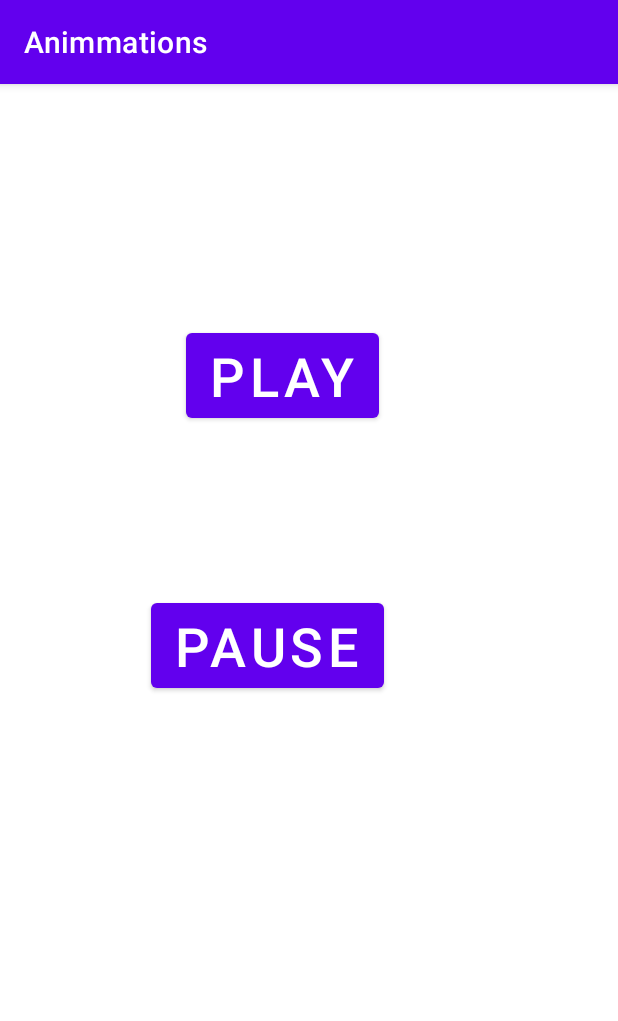
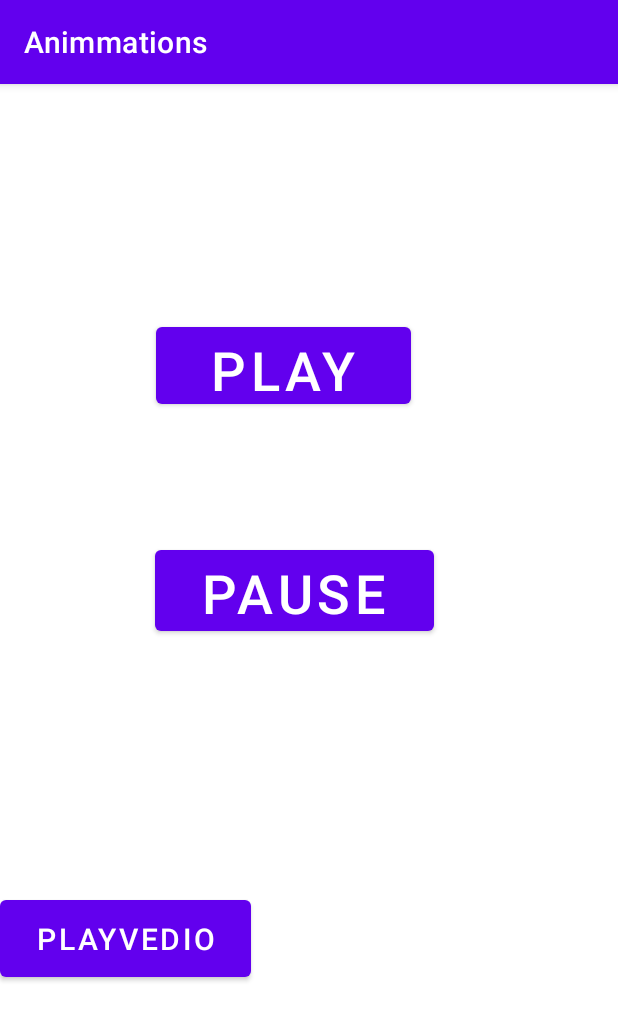
Before and after one commit to Javeria-123/20210224, an Android app: the screen it shows after launch (Audio), on a phone screen of 412 x 824 dp. Shown: the top 1021 px of the screen. Run offline under Robolectric (Android 15) with nearby library versions, the phone set to English and light mode, and no system bars.

Commit message:
moving activity from audio to video

```diff
--- a/Animmations/app/src/main/java/com/example/animmations/Audio.java
+++ b/Animmations/app/src/main/java/com/example/animmations/Audio.java
@@ -2,6 +2,7 @@ package com.example.animmations;
 
 import androidx.appcompat.app.AppCompatActivity;
 
+import android.content.Intent;
 import android.media.MediaPlayer;
 import android.os.Bundle;
 import android.view.View;
@@ -17,13 +18,22 @@ public class Audio extends AppCompatActivity {
 
         mp=MediaPlayer.create(this,R.raw.audio);
 
+
     }
 
     public void play(View view) {
+
+
         mp.start();
     }
 
     public void stop(View view) {
+
         mp.stop();
     }
+
+    public void playVideo(View view) {
+        Intent intent=new Intent(this,Vedio_activity.class);
+        startActivity(intent);
+    }
 }
--- a/Animmations/app/src/main/res/layout/activity_audio.xml
+++ b/Animmations/app/src/main/res/layout/activity_audio.xml
@@ -8,28 +8,39 @@
 
     <Button
         android:id="@+id/button"
-        android:layout_width="wrap_content"
-        android:layout_height="wrap_content"
-        android:layout_marginStart="124dp"
-        android:layout_marginLeft="124dp"
-        android:layout_marginTop="160dp"
+        android:layout_width="170dp"
+        android:layout_height="63dp"
+        android:layout_marginStart="104dp"
+        android:layout_marginLeft="104dp"
+        android:layout_marginTop="156dp"
+        android:onClick="play"
+        android:text="Play"
         android:textSize="36sp"
-        android:text="Play"
-        android:onClick="play"
         app:layout_constraintStart_toStartOf="parent"
         app:layout_constraintTop_toTopOf="parent" />
 
     <Button
         android:id="@+id/button2"
-        android:layout_width="wrap_content"
-        android:layout_height="wrap_content"
-        android:textSize="36sp"
+        android:layout_width="186dp"
+        android:layout_height="66dp"
         android:onClick="stop"
         android:text="Pause"
+        android:textSize="36sp"
         app:layout_constraintBottom_toBottomOf="parent"
         app:layout_constraintEnd_toEndOf="parent"
-        app:layout_constraintHorizontal_bias="0.391"
+        app:layout_constraintHorizontal_bias="0.458"
         app:layout_constraintStart_toStartOf="parent"
         app:layout_constraintTop_toBottomOf="@+id/button"
-        app:layout_constraintVertical_bias="0.236" />
+        app:layout_constraintVertical_bias="0.177" />
+
+    <Button
+        android:id="@+id/button3"
+        android:layout_width="167dp"
+        android:layout_height="63dp"
+        android:text="PlayVedio"
+        android:textSize="20sp"
+        android:onClick="playVideo"
+        app:layout_constraintBottom_toBottomOf="parent"
+        app:layout_constraintStart_toStartOf="parent"
+        app:layout_constraintTop_toBottomOf="@+id/button2" />
 </androidx.constraintlayout.widget.ConstraintLayout>
```
